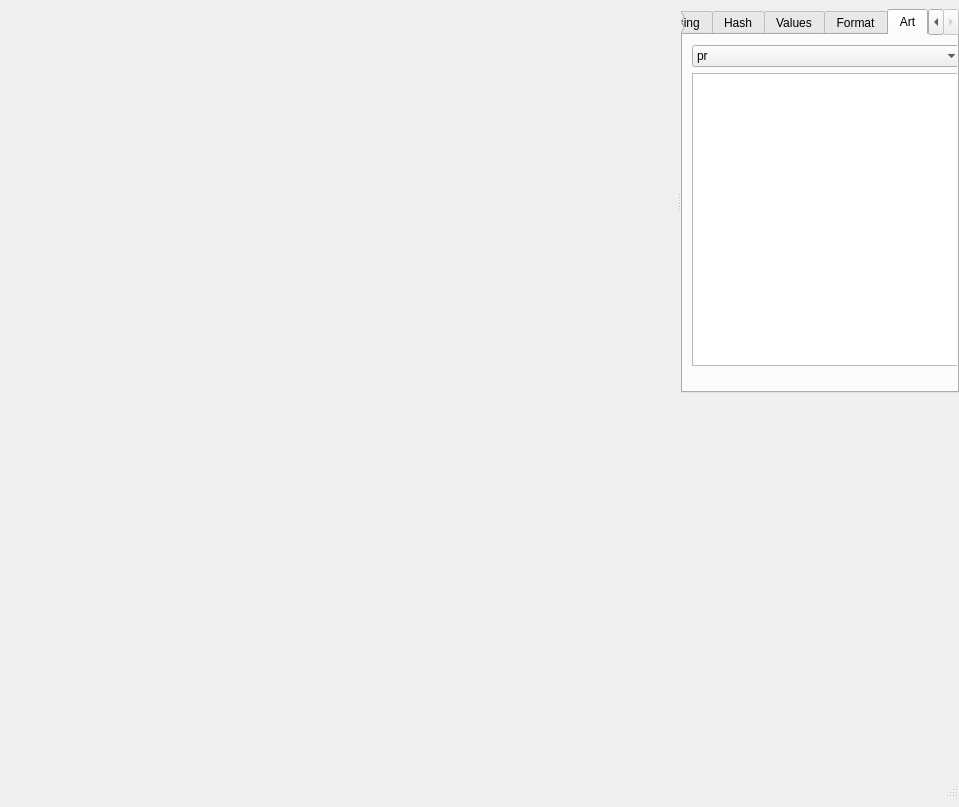
Old version of the form src/widgets/HexdumpWidget.ui in the repository radareorg/iaito.
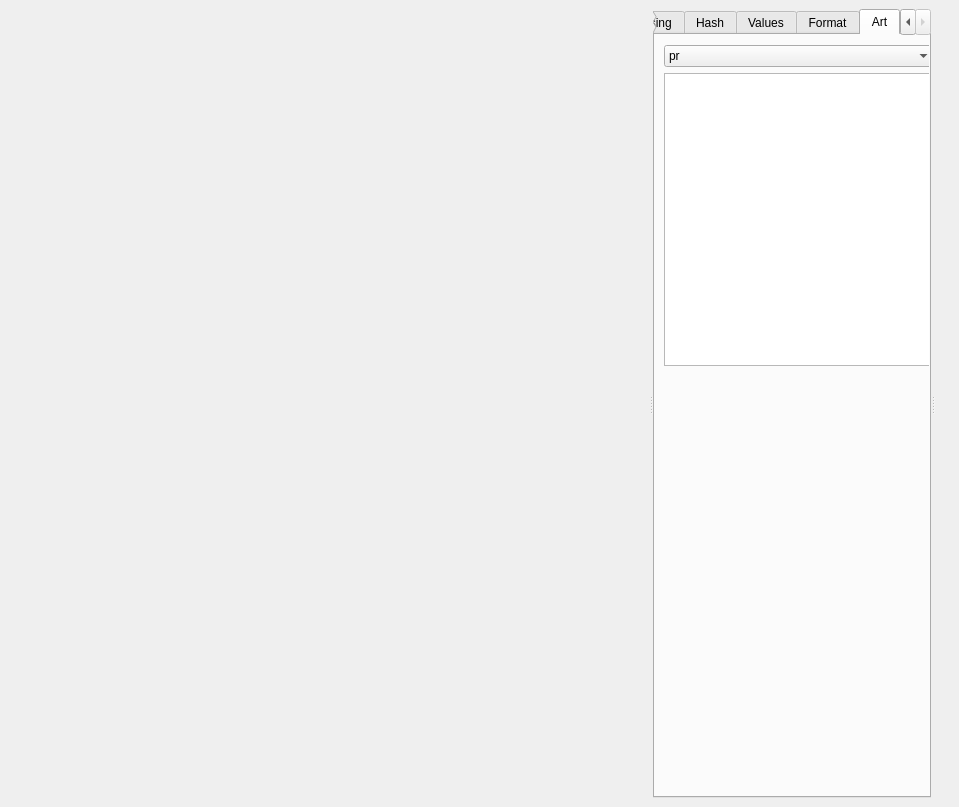
New version of the form. Icons and pictures are not drawn. Custom widgets are drawn as their Qt base class.

Commit message: Improve art side panel of the hexdump

The edit to the form file:
```diff
--- a/src/widgets/HexdumpWidget.ui
+++ b/src/widgets/HexdumpWidget.ui
@@ -987,9 +987,6 @@
         </widget>
        </widget>
       </widget>
-     </widget>
-    </item>
-    <item>
      <widget class="QToolButton" name="openSideViewB">
       <property name="sizePolicy">
        <sizepolicy hsizetype="Fixed" vsizetype="Preferred">
@@ -1026,15 +1023,6 @@
        <enum>Qt::ArrowType::NoArrow</enum>
       </property>
      </widget>
-    </item>
-    <item>
-     <widget class="QStatusBar" name="statusBar">
-      <property name="sizePolicy">
-       <sizepolicy hsizetype="Expanding" vsizetype="Fixed">
-        <horstretch>0</horstretch>
-        <verstretch>0</verstretch>
-       </sizepolicy>
-      </property>
      </widget>
     </item>
    </layout>
```
Left out of the diff: 2 changed lines with no effect on the pictures. Lines whose indentation alone changed are shown as unchanged. The commit also changes 1 other file.
